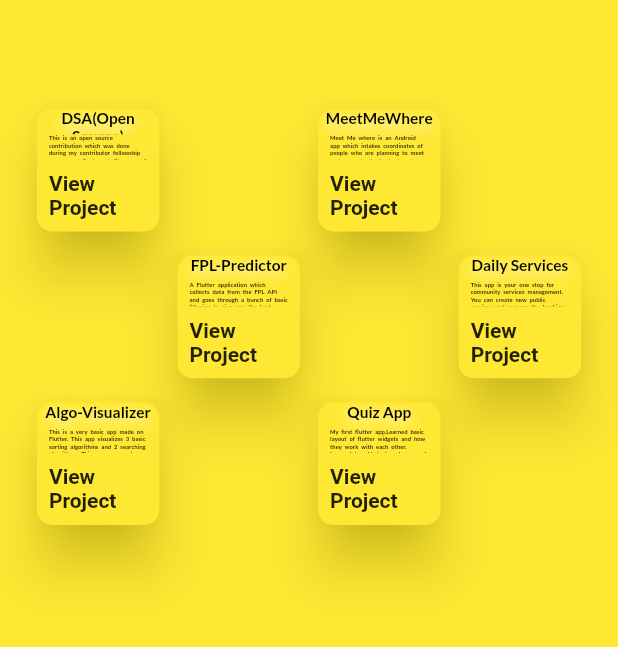
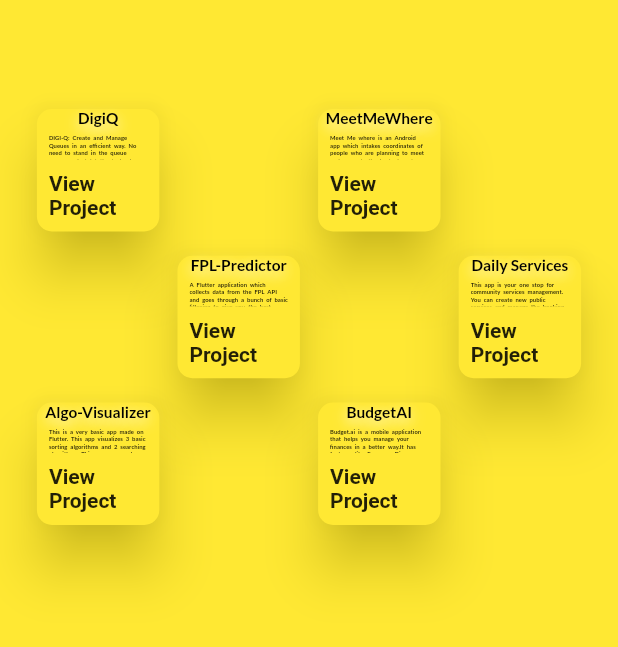
Before and after one commit to Spyy004/myportfolio, a Flutter app: the SecondPage screen opened by its route, scrolled down 576 dp, on a phone screen of 412 x 824 dp, the part 84-731 px from its top. Run offline on Flutter 3.47's test engine with Material 2 defaults, Android fonts, the phone set to English and light mode, and no system bars; our stand-ins replace animate_do, animated_text_kit, carousel_slider, font_awesome_flutter, google_fonts, responsive_builder and 1 more; missing offline and left inert: dart:html, expansion_card, flutter_cube, hovering.

Commit message:
updated achievements

```diff
--- a/lib/SecondPage.dart
+++ b/lib/SecondPage.dart
@@ -137,7 +137,7 @@ class _SecondPageSecondChildState extends State<SecondPageSecondChild> {
          mainAxisSpacing: 0.01*screenSize.height,
          shrinkWrap: true,
         children: [
-          ProjectCard(screenSize,'DSA(Open Source)',DSAinfo,'https://github.com/Learn-Write-Repeat/DSA'),
+          ProjectCard(screenSize,'DigiQ',DSAinfo,'https://github.com/Spyy004/hackthebronxdigiqMobile'),
           Container(),
           ProjectCard(screenSize, 'MeetMeWhere', meetMeWhereInfo, 'https://github.com/Spyy004/MeetmeWhere'),
           Container(),
@@ -147,7 +147,7 @@ class _SecondPageSecondChildState extends State<SecondPageSecondChild> {
           ProjectCard(screenSize, 'Daily Services', dailyServicesInfo, 'https://github.com/Spyy004/allihoop-technical-assessment'),
           ProjectCard(screenSize, 'Algo-Visualizer', algoVisualizerInfo, 'https://github.com/Spyy004/algo_visual'),
           Container(),
-          ProjectCard(screenSize, 'Quiz App', QuizAppInfo, 'https://github.com/Spyy004/quiz_app'),
+          ProjectCard(screenSize, 'BudgetAI', QuizAppInfo, 'https://github.com/Spyy004/budgetAI'),
         ],
       ),
     );
@@ -175,12 +175,12 @@ class _SecondPageSecondChildState extends State<SecondPageSecondChild> {
          autoPlayInterval: Duration(seconds: 4)
        ),
        items: [
-         ProjectCard2(screenSize,'DSA(Open Source)',DSAinfo,'https://github.com/Learn-Write-Repeat/DSA'),
+         ProjectCard2(screenSize,'DigiQ',DSAinfo,'https://github.com/Spyy004/hackthebronxdigiqMobile'),
          ProjectCard2(screenSize, 'MeetMeWhere', meetMeWhereInfo, 'https://github.com/Spyy004/MeetmeWhere'),
          ProjectCard2(screenSize, 'FPL-Predictor', fplAppinfo, 'https://github.com/Spyy004/fpl_predictor_'),
          ProjectCard2(screenSize, 'Daily Services', dailyServicesInfo, 'https://github.com/Spyy004/allihoop-technical-assessment'),
          ProjectCard2(screenSize, 'Algo-Visualizer', algoVisualizerInfo, 'https://github.com/Spyy004/algo_visual'),
-         ProjectCard2(screenSize, 'Quiz App', QuizAppInfo, 'https://github.com/Spyy004/quiz_app'),
+         ProjectCard2(screenSize, 'BudgetAI', QuizAppInfo, 'https://github.com/Spyy004/budgetAI'),
        ],
      );
    }
--- a/lib/variables.dart
+++ b/lib/variables.dart
@@ -6,14 +6,14 @@ import 'package:myportfolio/ThirdPage.dart';
 TextStyle financeurText = GoogleFonts.muli(color: Colors.black);
 TextStyle newsTitle = GoogleFonts.josefinSans(color: CupertinoColors.black);
 TextStyle paraText = GoogleFonts.newsCycle(color: Colors.black);
-var DSAinfo = "This is an open source contribution which was done during my contributor fellowship program at DevIncept. There are 8 medium-advanced level algorithm problems with well formatted code and explanation of the code with images and videos";
+var DSAinfo = "DIGI-Q: Create and Manage Queues in an efficient way. No need to stand in the queue anymore. Just let the technology do the work for you while you work on things that matters the most.";
 var fplAppinfo = "A Flutter application which collects data from the FPL API and goes through a bunch of basic filtering to give you the best playing 11 with formation and cost for a particular week. It also displays data of all the players currently playing in the Premier League along with their total FPL points.";
 var meetMeWhereInfo='Meet Me where is an Android app which intakes coordinates of people who are planning to meet and suggests the best place to meet which will save everyones time and money according to their locations.';
 var fplPredictorInfo='A Flutter application which collects data from the FPL API and goes through a bunch of basic filtering to give you the best playing 11 with formation and cost for a particular week. It also displays data of all the players currently playing in the Premier League along with their total FPL points.';
 var dailyServicesInfo='This app is your one stop for community services management. You can create new public services and manage the booking, scheduling, and deleting the services within a particular community. You can even create new communities as per your need';
 var algoVisualizerInfo='This is a very basic app made on Flutter. This app visualizes 3 basic sorting algorithms and 2 searching algorithms. This app was made just to practice my flutter basic skills. You can keep on adding more algorithms if you wish to contribute.';
-var QuizAppInfo='My first flutter app.Learned basic layout of flutter widgets and how they work with each other. Learned to add dart packages and use it in a project. It has an timer for every question and gives you your total score at the end. The most basic app made in Flutter by me';
-var resumeLink ='https://drive.google.com/file/d/1lgDPYYqrenlmjxiTh0Wfe5QkycJGQ7wU/view?usp=sharing';
+var QuizAppInfo='Budget.ai is a mobile application that helps you manage your finances in a better way.It has features like Expenses Diary, Expense Forecast, Visualizing your past Expenses, getting Budget.ai Credit Score, etc.Our Expense Diary feature helps you to record all your daily expenses into major categories which can be visualized over time and can help in forecasting your future expenses.';
+var resumeLink ='https://drive.google.com/file/d/1_nhC5A9zzUqpHJh7ghFN3dPN-L7DDQ-8/view?usp=sharing';
 TextStyle y = GoogleFonts.lato(
     color: Colors.black,
     fontSize: 10,
```
Also changed, not shown: pubspec.lock.
